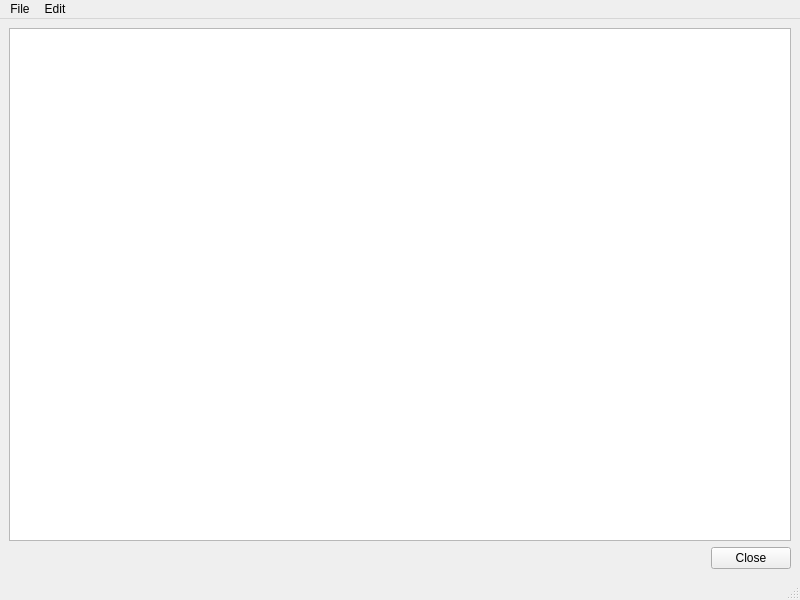
First picture: the form in samples/coralTypeBrowser/MainWindow.ui, repository coral-framework/coral-qt, before the edit.
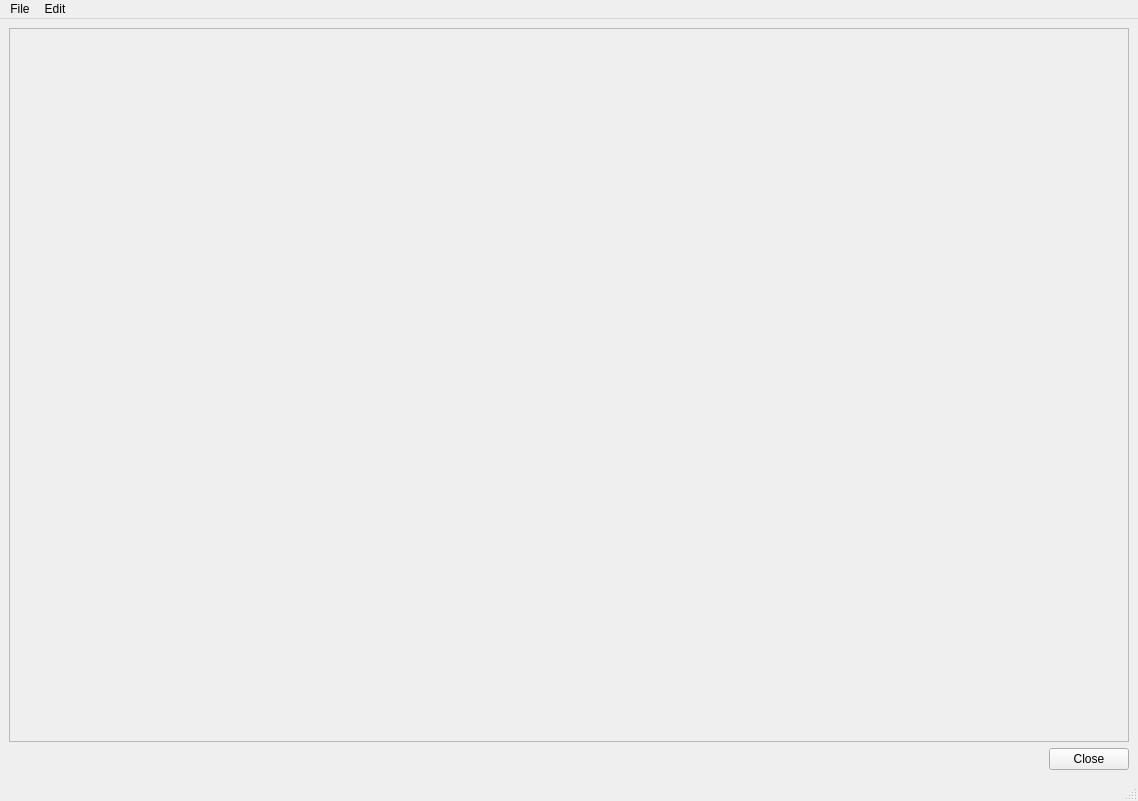
Second picture: the form after the edit. Icons and pictures are not drawn.

```diff
--- a/samples/coralTypeBrowser/MainWindow.ui
+++ b/samples/coralTypeBrowser/MainWindow.ui
@@ -6,8 +6,8 @@
    <rect>
     <x>0</x>
     <y>0</y>
-    <width>800</width>
-    <height>600</height>
+    <width>1138</width>
+    <height>801</height>
    </rect>
   </property>
   <property name="windowTitle">
@@ -20,17 +20,30 @@
   <widget class="QWidget" name="centralwidget">
    <layout class="QVBoxLayout" name="verticalLayout">
     <item>
-     <widget class="QTreeView" name="treeView">
-      <property name="alternatingRowColors">
-       <bool>true</bool>
-      </property>
-      <property name="autoExpandDelay">
-       <number>1</number>
-      </property>
-      <property name="animated">
-       <bool>true</bool>
-      </property>
-     </widget>
+     <layout class="QHBoxLayout" name="horizontalLayout_2">
+      <item>
+       <widget class="QFrame" name="mainFrame">
+        <property name="sizePolicy">
+         <sizepolicy hsizetype="Preferred" vsizetype="MinimumExpanding">
+          <horstretch>0</horstretch>
+          <verstretch>0</verstretch>
+         </sizepolicy>
+        </property>
+        <property name="minimumSize">
+         <size>
+          <width>700</width>
+          <height>500</height>
+         </size>
+        </property>
+        <property name="frameShape">
+         <enum>QFrame::StyledPanel</enum>
+        </property>
+        <property name="frameShadow">
+         <enum>QFrame::Raised</enum>
+        </property>
+       </widget>
+      </item>
+     </layout>
     </item>
     <item>
      <layout class="QHBoxLayout" name="horizontalLayout">
@@ -63,7 +76,7 @@
     <rect>
      <x>0</x>
      <y>0</y>
-     <width>800</width>
+     <width>1138</width>
      <height>25</height>
     </rect>
    </property>
```
